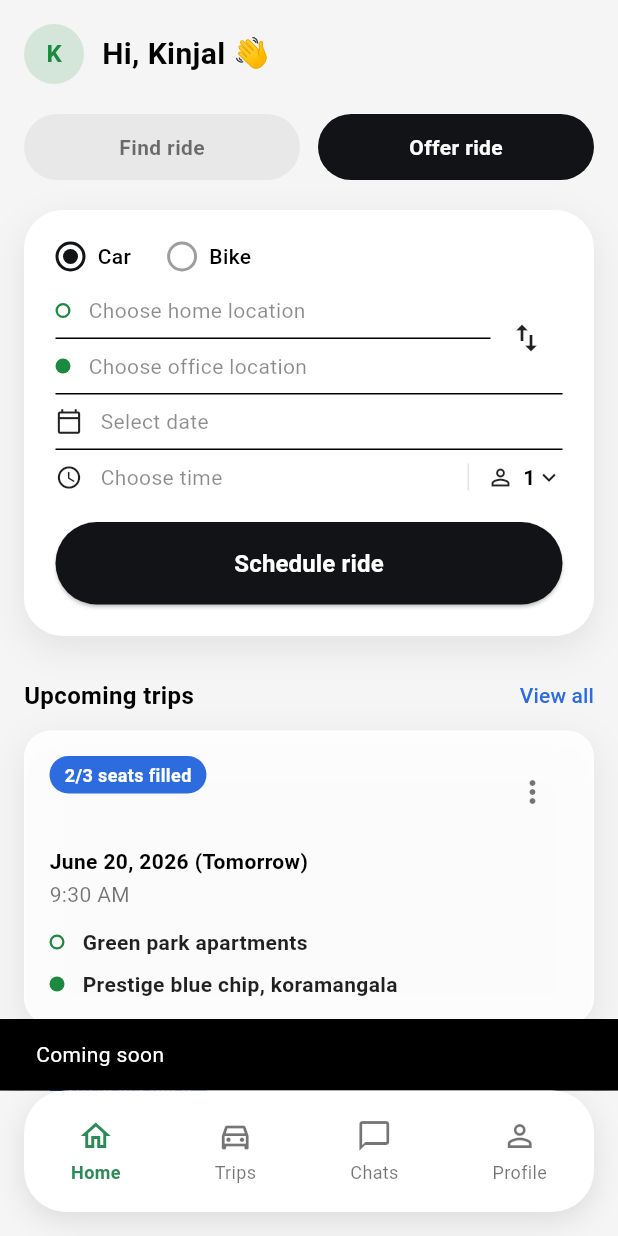
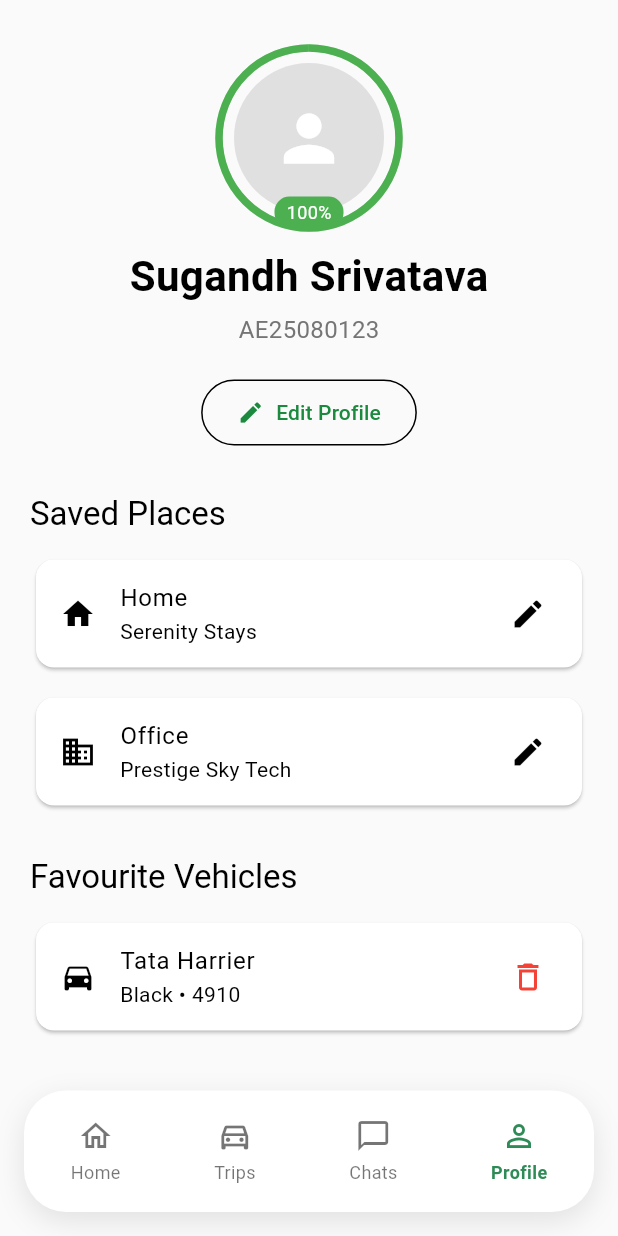
Before and after one commit to kinjal-ascendion/AcePool, a Flutter app: the _HomeView screen opened directly, item 4 of the bottom bar chosen, on a phone screen of 412 x 824 dp. Run offline on Flutter 3.47's test engine with Material 3 defaults, Android fonts, the phone set to English and light mode, and no system bars; our stand-ins replace cloud_firestore, equatable, firebase_auth, firebase_core, flutter_bloc, get_it and 1 more; accounts and stored records are empty.

Commit message:
Implement profile screen UI

```diff
--- a/lib/features/auth/presentation/widgets/login_header.dart
+++ b/lib/features/auth/presentation/widgets/login_header.dart
@@ -22,6 +22,7 @@ class LoginHeader extends StatelessWidget {
         SizedBox(height: 8),
         Text(
           "Sign in with your Ascendion account",
+          style: TextStyle(fontSize: 14, color: Colors.black45),
         ),
       ],
     );
--- /dev/null
+++ b/lib/features/profile/presentation/pages/profile_page.dart
@@ -0,0 +1,189 @@
+import 'package:flutter/material.dart';
+import 'package:acepool/features/home/presentation/widgets/home_bottom_nav_bar.dart';
+
+class ProfilePage extends StatelessWidget {
+  const ProfilePage({super.key});
+
+  @override
+  Widget build(BuildContext context) {
+    return Scaffold(
+      backgroundColor: Colors.grey.shade50,
+      body: SafeArea(
+
+        child: SingleChildScrollView(
+          padding: const EdgeInsets.all(20),
+          child: Column(
+            children: [
+
+              const SizedBox(height: 12),
+
+              // Profile Image
+              Stack(
+  alignment: Alignment.center,
+  children: [
+    SizedBox(
+      width: 120,
+      height: 120,
+      child: CircularProgressIndicator(
+        value: 1.0,
+        strokeWidth: 5,
+        color: Colors.green,
+        backgroundColor: Colors.green.shade100,
+      ),
+    ),
+    CircleAvatar(
+      radius: 50,
+      backgroundColor: Colors.grey.shade300,
+      child: const Icon(Icons.person, size: 50),
+    ),
+    Positioned(
+      bottom: 0,
+      child: Container(
+        padding: const EdgeInsets.symmetric(
+          horizontal: 8,
+          vertical: 2,
+        ),
+        decoration: BoxDecoration(
+          color: Colors.green,
+          borderRadius: BorderRadius.circular(10),
+        ),
+        child: const Text(
+          "100%",
+          style: TextStyle(
+            color: Colors.white,
+            fontSize: 12,
+          ),
+        ),
+      ),
+    ),
+  ],
+),
+
+              const SizedBox(height: 12),
+
+              const Text(
+                "Sugandh Srivatava",
+                style: TextStyle(
+                  fontSize: 28,
+                  fontWeight: FontWeight.bold,
+                ),
+              ),
+
+              const SizedBox(height: 4),
+
+              Text(
+                "AE25080123",
+                style: TextStyle(
+                  color: Colors.grey.shade600,
+                  fontSize: 16,
+                ),
+              ),
+
+              const SizedBox(height: 20),
+
+              OutlinedButton.icon(
+  onPressed: () {},
+  icon: const Icon(Icons.edit),
+  label: const Text("Edit Profile"),
+  style: OutlinedButton.styleFrom(
+    padding: const EdgeInsets.symmetric(
+      horizontal: 24,
+      vertical: 12,
+    ),
+    shape: RoundedRectangleBorder(
+      borderRadius: BorderRadius.circular(30),
+    ),
+  ),
+),
+
+              const SizedBox(height: 30),
+
+              Align(
+                alignment: Alignment.centerLeft,
+                child: Text(
+                  "Saved Places",
+                  style: Theme.of(context).textTheme.titleLarge,
+                ),
+              ),
+
+              const SizedBox(height: 12),
+
+              _placeCard(
+                icon: Icons.home,
+                title: "Home",
+                address: "Serenity Stays",
+              ),
+
+              const SizedBox(height: 12),
+
+              _placeCard(
+                icon: Icons.business,
+                title: "Office",
+                address: "Prestige Sky Tech",
+              ),
+
+              const SizedBox(height: 30),
+
+              Align(
+                alignment: Alignment.centerLeft,
+                child: Text(
+                  "Favourite Vehicles",
+                  style: Theme.of(context).textTheme.titleLarge,
+                ),
+              ),
+
+              const SizedBox(height: 12),
+
+              _vehicleCard(
+                title: "Tata Harrier",
+                subtitle: "Black • 4910",
+              ),
+
+              const SizedBox(height: 12),
+            ],
+          ),
+        ),
+      ),
+      bottomNavigationBar: HomeBottomNavBar(
+    currentIndex: 3,
+    onTap: (index) {
+      if (index == 0) {
+        Navigator.pop(context);
+      }
+    },
+  ),
+    );
+  }
+
+  static Widget _placeCard({
+    required IconData icon,
+    required String title,
+    required String address,
+  }) {
+    return Card(
+      child: ListTile(
+        leading: Icon(icon),
+        title: Text(title),
+        subtitle: Text(address),
+        trailing: const Icon(Icons.edit),
+      ),
+    );
+  }
+
+  static Widget _vehicleCard({
+    required String title,
+    required String subtitle,
+  }) {
+    return Card(
+      child: ListTile(
+        leading: const Icon(Icons.directions_car),
+        title: Text(title),
+        subtitle: Text(subtitle),
+        trailing: const Icon(
+          Icons.delete_outline,
+          color: Colors.red,
+        ),
+      ),
+    );
+  }
+}
```
Also changed, not shown: lib/features/auth/presentation/pages/login_page.dart (+24 -4 lines), lib/features/auth/presentation/widgets/email_field.dart (deleted, +0 -32 lines), lib/features/auth/presentation/widgets/login_button.dart (+22 -3 lines), lib/features/auth/presentation/widgets/password_field.dart (deleted, +0 -55 lines), lib/features/home/presentation/pages/home_page.dart (+16 -6 lines), lib/features/profile/presentation/widgets/profile_header.dart (added), lib/features/profile/presentation/widgets/saved_places_card.dart (added), lib/features/profile/presentation/widgets/vehicle_tile.dart (added).
